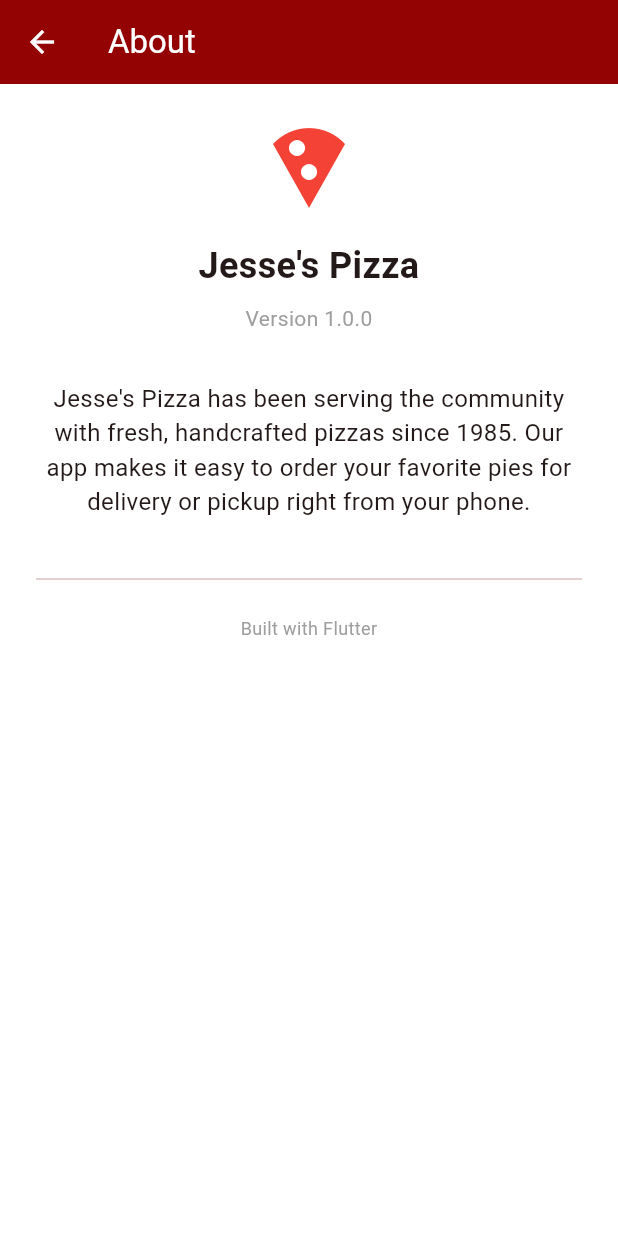
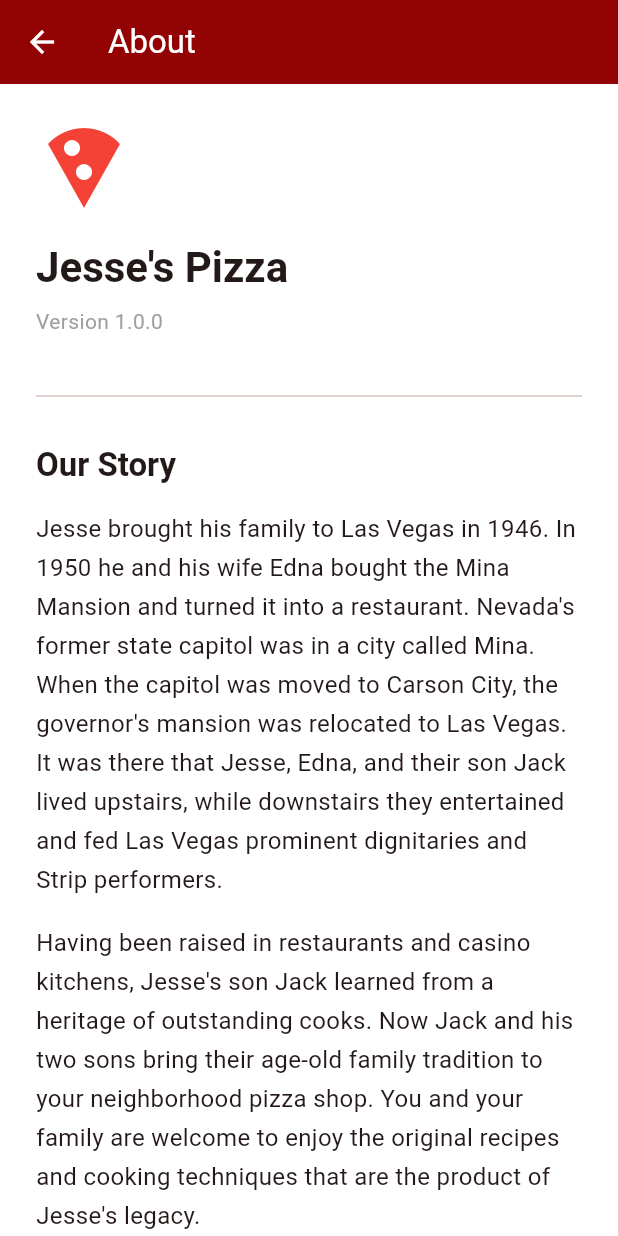
Before and after one commit to rick-duggan-ai/jesses-pizza, a Flutter app: the AboutScreen screen opened directly, on a phone screen of 412 x 824 dp. Run offline on Flutter 3.47's test engine with Material 3 defaults, Android fonts, the phone set to English and light mode, and no system bars; our stand-ins replace cached_network_image, device_info_plus, dio, equatable, flutter_bloc, flutter_secure_storage and 4 more; missing offline and left inert: signalr_netcore; accounts and stored records are empty; project files that could hold a hidden picture were left out.

Commit message:
chore: remove Flutter branding (#108)
Replace "Built with Flutter" in about screen with "© Jesse's Pizza".
Update Android app label and iOS bundle names from snake_case defaults
to "Jesse's Pizza".

Co-Authored-By: Claude Opus 4.6 (1M context) <noreply@anthropic.com>

```diff
--- a/JessesPizza/JessesPizzaMobilev2/lib/presentation/screens/account/about_screen.dart
+++ b/JessesPizza/JessesPizzaMobilev2/lib/presentation/screens/account/about_screen.dart
@@ -5,41 +5,89 @@ class AboutScreen extends StatelessWidget {
 
   @override
   Widget build(BuildContext context) {
+    final theme = Theme.of(context);
+
     return Scaffold(
       appBar: AppBar(title: const Text('About')),
-      body: ListView(
+      body: SingleChildScrollView(
         padding: const EdgeInsets.all(24),
-        children: const [
-          Icon(Icons.local_pizza, size: 64, color: Colors.red),
-          SizedBox(height: 16),
+        child: Column(
+          crossAxisAlignment: CrossAxisAlignment.start,
+          children: [
+          const Icon(Icons.local_pizza, size: 64, color: Colors.red),
+          const SizedBox(height: 16),
           Text(
             "Jesse's Pizza",
-            style: TextStyle(fontSize: 24, fontWeight: FontWeight.bold),
+            style: theme.textTheme.headlineMedium?.copyWith(
+              fontWeight: FontWeight.bold,
+            ),
             textAlign: TextAlign.center,
           ),
-          SizedBox(height: 8),
-          Text(
+          const SizedBox(height: 8),
+          const Text(
             'Version 1.0.0',
             style: TextStyle(color: Colors.grey),
             textAlign: TextAlign.center,
           ),
-          SizedBox(height: 32),
+          const SizedBox(height: 32),
+          const Divider(),
+          const SizedBox(height: 24),
           Text(
-            "Jesse's Pizza has been serving the community with fresh, handcrafted pizzas "
-            'since 1985. Our app makes it easy to order your favorite pies for delivery or '
-            'pickup right from your phone.',
-            style: TextStyle(fontSize: 16),
-            textAlign: TextAlign.center,
+            'Our Story',
+            style: theme.textTheme.titleLarge?.copyWith(
+              fontWeight: FontWeight.bold,
+            ),
           ),
-          SizedBox(height: 32),
-          Divider(),
-          SizedBox(height: 16),
+          const SizedBox(height: 16),
+          const Text(
+            'Jesse brought his family to Las Vegas in 1946. In 1950 he and his '
+            'wife Edna bought the Mina Mansion and turned it into a restaurant. '
+            "Nevada's former state capitol was in a city called Mina. When the "
+            "capitol was moved to Carson City, the governor's mansion was "
+            'relocated to Las Vegas. It was there that Jesse, Edna, and their '
+            'son Jack lived upstairs, while downstairs they entertained and fed '
+            "Las Vegas prominent dignitaries and Strip performers.",
+            style: TextStyle(fontSize: 16, height: 1.6),
+          ),
+          const SizedBox(height: 16),
+          const Text(
+            "Having been raised in restaurants and casino kitchens, Jesse's son "
+            'Jack learned from a heritage of outstanding cooks. Now Jack and '
+            'his two sons bring their age-old family tradition to your '
+            'neighborhood pizza shop. You and your family are welcome to enjoy '
+            'the original recipes and cooking techniques that are the product '
+            "of Jesse's legacy.",
+            style: TextStyle(fontSize: 16, height: 1.6),
+          ),
+          const SizedBox(height: 24),
+          const Divider(),
+          const SizedBox(height: 24),
           Text(
-            'Built with Flutter',
+            'Our Food',
+            style: theme.textTheme.titleLarge?.copyWith(
+              fontWeight: FontWeight.bold,
+            ),
+          ),
+          const SizedBox(height: 16),
+          const Text(
+            'Our menu is filled with items made from scratch, not just our '
+            'pizza. Our pizza sauce is a secret recipe, but we are willing to '
+            'reveal to you, our customers, the one secret ingredient that makes '
+            'our sauce so good... time. We chop, we mix, we stir... for hours. '
+            'This is no canned pizza sauce like you will get with almost every '
+            'other pizza out there. This pizza is the real thing.',
+            style: TextStyle(fontSize: 16, height: 1.6),
+          ),
+          const SizedBox(height: 32),
+          const Divider(),
+          const SizedBox(height: 16),
+          const Text(
+            "© Jesse's Pizza",
             style: TextStyle(color: Colors.grey, fontSize: 12),
             textAlign: TextAlign.center,
           ),
-        ],
+          ],
+        ),
       ),
     );
   }
```
Also changed, not shown: 2 other files.
